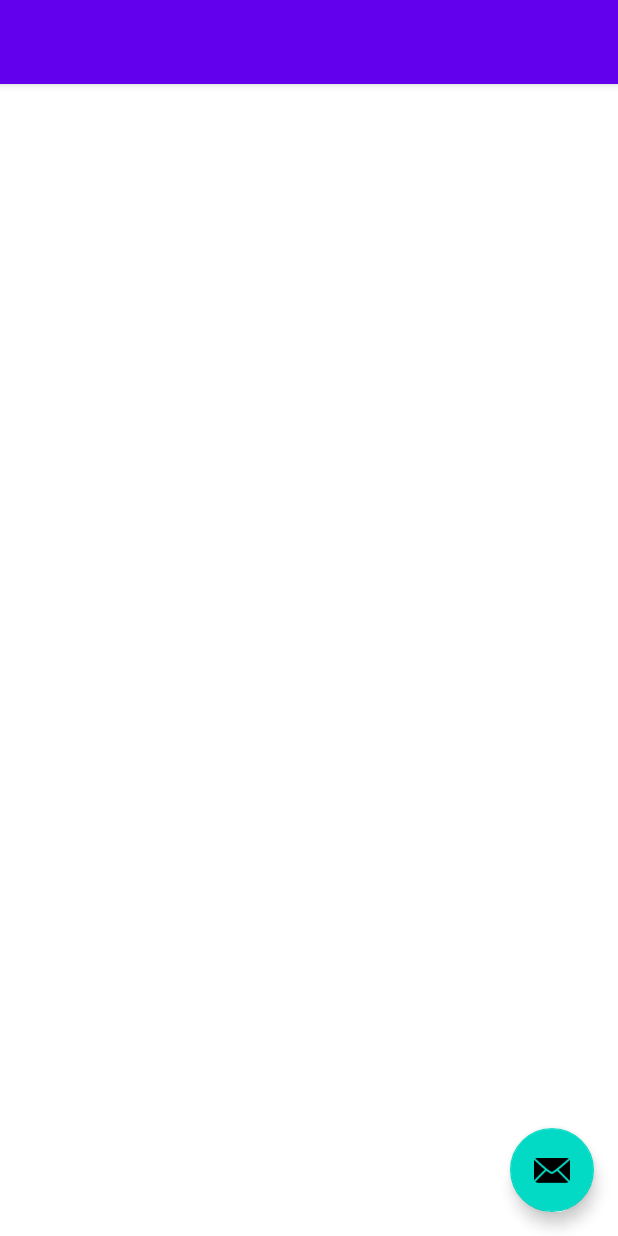
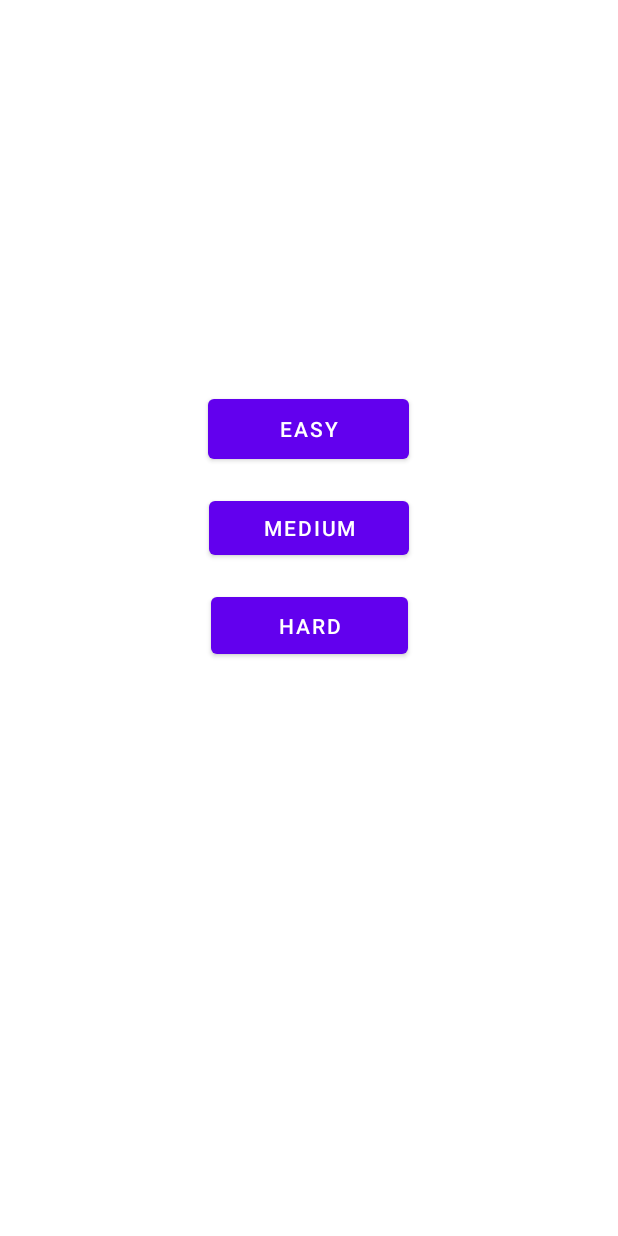
Before and after one commit to uoclnotario/P8-PuzzleDroid, an Android app: the layout activity_selectdificulty.xml on its own in the app's theme, with its tools: preview values and no code run, on a phone screen of 412 x 824 dp. Run offline under Robolectric (Android 15) with nearby library versions, the phone set to English and light mode, and no system bars.

```diff
--- a/4puzzleGame/app/build.gradle
+++ b/4puzzleGame/app/build.gradle
@@ -43,6 +43,7 @@ dependencies {
     implementation 'androidx.navigation:navigation-ui-ktx:2.3.3'
     implementation 'androidx.lifecycle:lifecycle-livedata-ktx:2.3.0'
     implementation 'androidx.lifecycle:lifecycle-viewmodel-ktx:2.3.0'
+    implementation 'androidx.gridlayout:gridlayout:1.0.0'
     testImplementation 'junit:junit:4.+'
     androidTestImplementation 'androidx.test.ext:junit:1.1.2'
     androidTestImplementation 'androidx.test.espresso:espresso-core:3.3.0'
--- a/4puzzleGame/app/src/main/java/com/puzzle/Game/lyLogicalBusiness/Player.kt
+++ b/4puzzleGame/app/src/main/java/com/puzzle/Game/lyLogicalBusiness/Player.kt
@@ -6,4 +6,7 @@ class Player(Id:Number,Name:String,Uid:String) : Serializable  {
     var id:Number = Id
     var name:String = Name
     var uid:String = Uid
+
+
+    constructor(): this(-1,"","")
 }
--- a/4puzzleGame/app/src/main/res/layout/activity_selectdificulty.xml
+++ b/4puzzleGame/app/src/main/res/layout/activity_selectdificulty.xml
@@ -6,26 +6,40 @@
     android:layout_height="match_parent"
     tools:context=".lyUi.MainActivity">
 
-    <com.google.android.material.appbar.AppBarLayout
+    <androidx.constraintlayout.widget.ConstraintLayout
         android:layout_width="match_parent"
-        android:layout_height="wrap_content"
-        android:theme="@style/Theme.4puzzleGame.AppBarOverlay">
+        android:layout_height="match_parent">
 
-        <androidx.appcompat.widget.Toolbar
-            android:id="@+id/toolbar"
-            android:layout_width="match_parent"
-            android:layout_height="?attr/actionBarSize"
-            android:background="?attr/colorPrimary"
-            app:popupTheme="@style/Theme.4puzzleGame.PopupOverlay" />
+        <Button
+            android:id="@+id/btnHard"
+            android:layout_width="131dp"
+            android:layout_height="50dp"
+            android:layout_marginTop="392dp"
+            android:text="@string/hard"
+            app:layout_constraintEnd_toEndOf="parent"
+            app:layout_constraintStart_toStartOf="parent"
+            app:layout_constraintTop_toTopOf="parent" />
 
-    </com.google.android.material.appbar.AppBarLayout>
+        <Button
+            android:id="@+id/btnMedium"
+            android:layout_width="133dp"
+            android:layout_height="48dp"
+            android:layout_marginTop="328dp"
+            android:text="@string/medium"
+            app:layout_constraintEnd_toEndOf="parent"
+            app:layout_constraintStart_toStartOf="parent"
+            app:layout_constraintTop_toTopOf="parent" />
 
-    <com.google.android.material.floatingactionbutton.FloatingActionButton
-        android:id="@+id/fab"
-        android:layout_width="wrap_content"
-        android:layout_height="wrap_content"
-        android:layout_gravity="bottom|end"
-        android:layout_margin="@dimen/fab_margin"
-        app:srcCompat="@android:drawable/ic_dialog_email" />
+        <Button
+            android:id="@+id/btnEasy"
+            android:layout_width="134dp"
+            android:layout_height="52dp"
+            android:layout_marginTop="260dp"
+            android:text="@string/Easy"
+            app:layout_constraintEnd_toEndOf="parent"
+            app:layout_constraintHorizontal_bias="0.498"
+            app:layout_constraintStart_toStartOf="parent"
+            app:layout_constraintTop_toTopOf="parent" />
 
+    </androidx.constraintlayout.widget.ConstraintLayout>
 </androidx.coordinatorlayout.widget.CoordinatorLayout>
--- a/4puzzleGame/app/src/main/res/values/strings.xml
+++ b/4puzzleGame/app/src/main/res/values/strings.xml
@@ -3,5 +3,11 @@
     <string name="title_activity_main">Welcom</string>
     <string name="hi">Welcome</string>
     <string name="btnStart">Begin</string>
+    <string name="newGame">New Game</string>
+    <string name="score">Score</string>
+    <string name="continues">Continues</string>
+    <string name="Easy">Easy</string>
+    <string name="medium">Medium</string>
+    <string name="hard">Hard</string>
 
 </resources>
```
Also changed, not shown: 4puzzleGame/app/src/main/AndroidManifest.xml (+6 -1 lines), 4puzzleGame/app/src/main/java/com/puzzle/Game/lyLogicalBusiness/Picture.kt (+6 -4 lines), 4puzzleGame/app/src/main/java/com/puzzle/Game/lyUi/GameActivity.kt (+12 -3 lines), 4puzzleGame/app/src/main/java/com/puzzle/Game/lyUi/SelectDificultyActivity.kt (+36 -3 lines), 4puzzleGame/app/src/main/java/com/puzzle/Game/lyUi/SelectPictureActivity.kt (+52 -3 lines), 4puzzleGame/app/src/main/java/com/puzzle/Game/lyUi/StartGameActivity.kt (+16 -5 lines), 4puzzleGame/app/src/main/res/layout/activity_game.xml (+16 -0 lines), 4puzzleGame/app/src/main/res/layout/activity_selectpicture.xml (+29 -22 lines), 4puzzleGame/app/src/main/res/layout/activity_startgame.xml (+7 -7 lines), 4puzzleGame/app/src/main/res/drawable/download.jpg (added), 1 other file.
